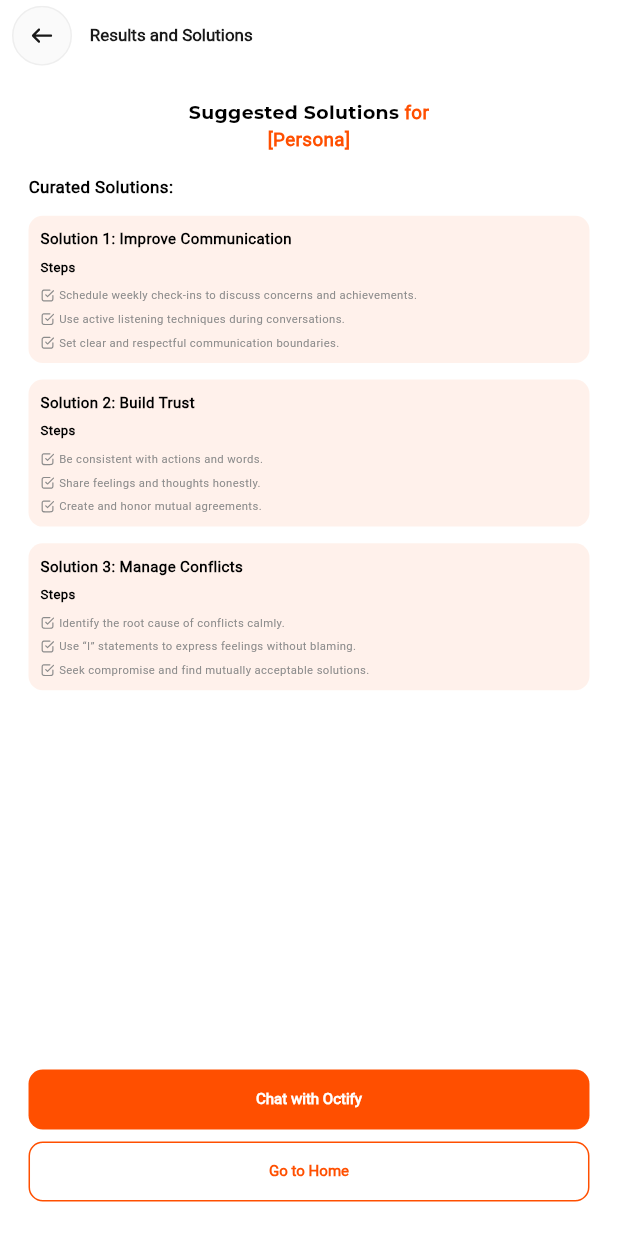
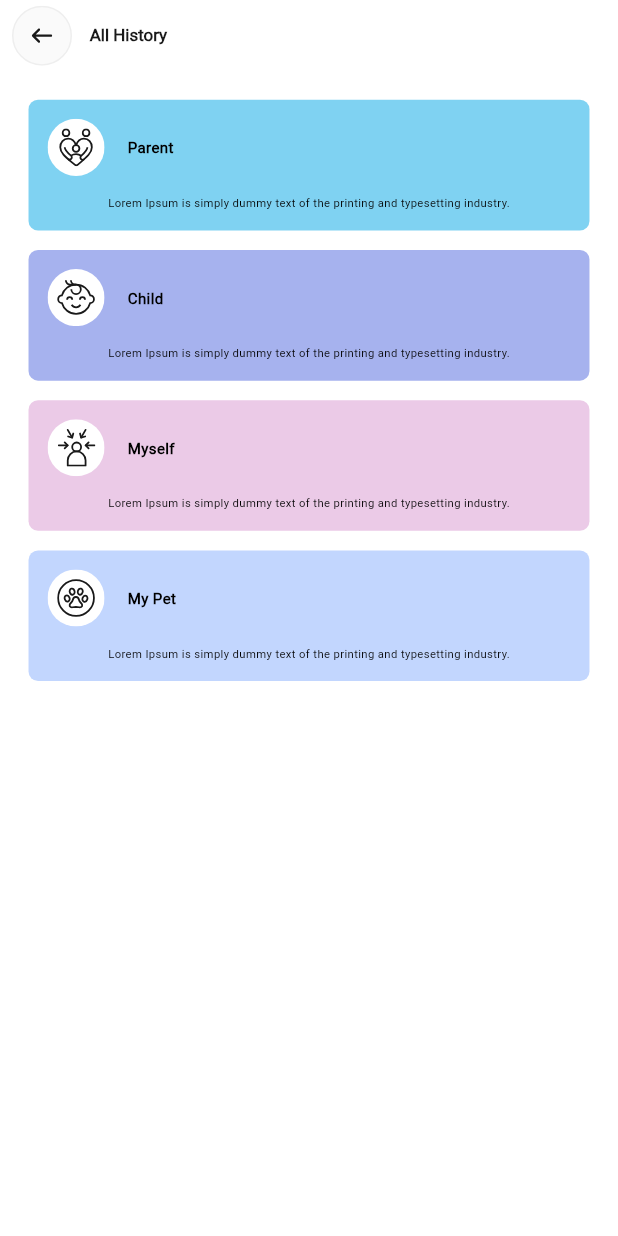
Before and after one commit to AmirmLotfy/octify, a Flutter app: the HomePage screen opened directly, after a tap on "View All", on a phone screen of 412 x 824 dp. Run offline on Flutter 3.47's test engine with Material 3 defaults, Android fonts, the light colour scheme and no system bars; our stand-ins replace circular_countdown_timer, dio, flutter_bloc, flutter_screenutil, flutter_svg, image_picker and 2 more; missing offline and left inert: quick_log; project files that could hold a hidden picture were left out.

Commit message:
add there touch

```diff
--- a/lib/core/theme.dart
+++ b/lib/core/theme.dart
@@ -25,6 +25,7 @@ class AppTheme {
         ),
         appBarTheme: AppBarTheme(
           // centerTitle: true,
+          surfaceTintColor: Colors.transparent,
           titleTextStyle: TextStyle(
             fontSize: 18.sp,
             fontWeight: FontWeight.w600,
--- a/lib/main.dart
+++ b/lib/main.dart
@@ -5,6 +5,7 @@ import 'package:octify/core/logic/helper_methods.dart';
 import 'package:octify/core/theme.dart';
 import 'package:octify/views/auth/login.dart';
 import 'package:octify/views/auth/on_boarding.dart';
+import 'package:octify/views/home/view.dart';
 
 import 'features/service_locator.dart';
 
@@ -33,7 +34,7 @@ class MyApp extends StatelessWidget {
               data: MediaQuery.of(context)
                   .copyWith(textScaler: TextScaler.linear(1.sp)),
               child: child!),
-          home: const LoginView(),
+          home: const OnBoardingView(),
         );
       },
     );
--- /dev/null
+++ b/lib/views/all_history.dart
@@ -0,0 +1,57 @@
+import 'package:flutter/material.dart';
+import 'package:flutter_screenutil/flutter_screenutil.dart';
+import 'package:octify/core/design/second_app_bar.dart';
+
+import 'home/pages/home.dart';
+
+class AllHistoryView extends StatefulWidget {
+  const AllHistoryView({super.key});
+
+  @override
+  State<AllHistoryView> createState() => _AllHistoryViewState();
+}
+
+class _AllHistoryViewState extends State<AllHistoryView> {
+  final list = [
+    HistoryModel(
+        icon: "parent_fill.svg",
+        title: "Parent",
+        body:
+        "Lorem Ipsum is simply dummy text of the printing and typesetting industry.",
+        bgShape: "bgShape",
+        color: const Color(0xff7FD2F2)),
+    HistoryModel(
+        icon: "child_fill.svg",
+        title: "Child",
+        body:
+        "Lorem Ipsum is simply dummy text of the printing and typesetting industry.",
+        bgShape: "bgShape",
+        color: const Color(0xffA6B2EE)),
+    HistoryModel(
+        icon: "my_self_fill.svg",
+        title: "Myself",
+        body:
+        "Lorem Ipsum is simply dummy text of the printing and typesetting industry.",
+        bgShape: "bgShape",
+        color: const Color(0xffEBCAE7)),
+    HistoryModel(
+        icon: "my_pet_fill.svg",
+        title: "My Pet",
+        body:
+        "Lorem Ipsum is simply dummy text of the printing and typesetting industry.",
+        bgShape: "bgShape",
+        color: const Color(0xffC2D6FE)),
+  ];
+  @override
+  Widget build(BuildContext context) {
+    return Scaffold(
+      appBar: const SecondAppBar(text: "All History",),
+      body: ListView.separated(
+        padding: EdgeInsets.all(24.r),
+        itemBuilder: (context, index) => ItemHistory(model: list[index]),
+        separatorBuilder: (context, index) => SizedBox(height: 16.5.h),
+        itemCount: list.length,
+      ),
+    );
+  }
+}
--- a/lib/views/auth/components/login_or_register.dart
+++ b/lib/views/auth/components/login_or_register.dart
@@ -63,8 +63,7 @@ class LoginOrRegister extends StatelessWidget {
                 isLogin
                     ? "Don’t have an account ?"
                     : "Already have an account?",
-                style:
-                    TextStyle(fontWeight: FontWeight.w400, fontSize: 14.sp),
+                style: TextStyle(fontWeight: FontWeight.w400, fontSize: 14.sp),
               ),
               TextButton(
                 onPressed: () {
--- a/lib/views/auth/on_boarding.dart
+++ b/lib/views/auth/on_boarding.dart
@@ -131,8 +131,8 @@ class _OnBoardingViewState extends State<OnBoardingView> {
             navigateTo(const LoginOrRegisterView());
           } else {
             pageController.nextPage(
-              duration: const Duration(milliseconds: 1200),
-              curve: Curves.bounceInOut,
+              duration: const Duration(milliseconds: 600),
+              curve: Curves.fastLinearToSlowEaseIn,
             );
           }
         },
--- a/lib/views/auth/verification.dart
+++ b/lib/views/auth/verification.dart
@@ -125,7 +125,7 @@ class _VerificationViewState extends State<VerificationView> {
                 ),
                 // const Spacer(),
                 CircularCountDownTimer(
-                  duration: 90,
+                  duration: 60,
                   controller: countDownController,
                   width: 50.w,
                   height: 50.h,
--- a/lib/views/challenges.dart
+++ b/lib/views/challenges.dart
@@ -2,12 +2,15 @@ import 'package:flutter/material.dart';
 import 'package:flutter_screenutil/flutter_screenutil.dart';
 import 'package:octify/core/design/app_button.dart';
 import 'package:octify/core/design/app_input.dart';
+import 'package:octify/core/logic/helper_methods.dart';
+import 'package:octify/views/results.dart';
 
 import '../core/design/second_app_bar.dart';
 import '../core/theme.dart';
 
 class ChallengesView extends StatefulWidget {
-  const ChallengesView({super.key});
+  final String personaName;
+  const ChallengesView({super.key, required this.personaName});
 
   @override
   State<ChallengesView> createState() => _ChallengesViewState();
@@ -25,7 +28,7 @@ class _ChallengesViewState extends State<ChallengesView> {
   ];
 
   int? selectedIndex;
-
+  //todo: make it multi select and can also write challenge
   @override
   Widget build(BuildContext context) {
     return Scaffold(
@@ -46,7 +49,7 @@ class _ChallengesViewState extends State<ChallengesView> {
                 children: [
                   const TextSpan(text: "1. What challenges are you\n"),
                   TextSpan(
-                      text: "facing with [Persona]?",
+                      text: "facing with ${widget.personaName}?",
                       style: TextStyle(color: Theme.of(context).primaryColor)),
                 ],
               ),
@@ -108,7 +111,9 @@ class _ChallengesViewState extends State<ChallengesView> {
       bottomNavigationBar: AppButton(
         text: "Analyze",
         type: ButtonType.bottomNav,
-        onPress: () {},
+        onPress: () {
+          navigateTo(ResultsView(title: widget.personaName));
+        },
       ),
     );
   }
--- a/lib/views/chat.dart
+++ b/lib/views/chat.dart
@@ -29,6 +29,7 @@ class _ChatViewState extends State<ChatView> {
   final sendMessageBloc = KiwiContainer().resolve<SendMessageBloc>();
   var inputDirection = TextDirection.ltr;
 
+  // todo: need network error or server error
   @override
   Widget build(BuildContext context) {
     return Scaffold(
@@ -36,6 +37,7 @@ class _ChatViewState extends State<ChatView> {
         leading: const AppBack(),
         title: Row(
           children: [
+            // todo: change this for app logo
             AppImage(
               "chatbot.svg",
               height: 32.h,
--- a/lib/views/dialogs/logout.dart
+++ b/lib/views/dialogs/logout.dart
@@ -30,7 +30,7 @@ class LogoutDialog extends StatelessWidget {
         Row(
           children: [
             Expanded(
-              child: OutlinedButton(
+              child: FilledButton(
                 onPressed: () {
                   navigateTo(const LoginView());
                 },
@@ -39,7 +39,7 @@ class LogoutDialog extends StatelessWidget {
             ),
             SizedBox(width: 16.w),
             Expanded(
-              child: FilledButton(
+              child: OutlinedButton(
                 onPressed: () {
                   Navigator.pop(context);
                 },
--- a/lib/views/home/pages/create_persona.dart
+++ b/lib/views/home/pages/create_persona.dart
@@ -1,6 +1,8 @@
 import 'package:flutter/material.dart';
 import 'package:flutter_screenutil/flutter_screenutil.dart';
 import 'package:octify/core/design/app_image.dart';
+import 'package:octify/core/logic/helper_methods.dart';
+import 'package:octify/views/select_persona.dart';
 
 class CreatePersonaPage extends StatelessWidget {
   const CreatePersonaPage({super.key});
@@ -24,7 +26,9 @@ class CreatePersonaPage extends StatelessWidget {
             SizedBox(height: 32.h),
             FilledButton.icon(
               icon: const AppImage("add.svg"),
-              onPressed: () {},
+              onPressed: () {
+                navigateTo(SelectPersonaView());
+              },
               label: const Text("Create Persona"),
             )
           ],
--- a/lib/views/home/pages/home.dart
+++ b/lib/views/home/pages/home.dart
@@ -3,6 +3,8 @@ import 'package:flutter_screenutil/flutter_screenutil.dart';
 import 'package:octify/core/design/app_image.dart';
 import 'package:octify/core/logic/helper_methods.dart';
 import 'package:octify/views/results.dart';
+
+import '../../all_history.dart';
 
 class HomePage extends StatefulWidget {
   const HomePage({super.key});
@@ -13,28 +15,28 @@ class HomePage extends StatefulWidget {
 
 class _HomePageState extends State<HomePage> {
   final list = [
-    _Model(
+    HistoryModel(
         icon: "parent_fill.svg",
         title: "Parent",
         body:
             "Lorem Ipsum is simply dummy text of the printing and typesetting industry.",
         bgShape: "bgShape",
         color: const Color(0xff7FD2F2)),
-    _Model(
+    HistoryModel(
         icon: "child_fill.svg",
         title: "Child",
         body:
             "Lorem Ipsum is simply dummy text of the printing and typesetting industry.",
         bgShape: "bgShape",
         color: const Color(0xffA6B2EE)),
-    _Model(
+    HistoryModel(
         icon: "my_self_fill.svg",
         title: "Myself",
         body:
             "Lorem Ipsum is simply dummy text of the printing and typesetting industry.",
         bgShape: "bgShape",
         color: const Color(0xffEBCAE7)),
-    _Model(
+    HistoryModel(
         icon: "my_pet_fill.svg",
         title: "My Pet",
         body:
@@ -53,6 +55,7 @@ class _HomePageState extends State<HomePage> {
               padding: EdgeInsets.symmetric(horizontal: 24.w),
               child: Row(
                 children: [
+                  // todo show user image if founded else show the first char of his name
                   Container(
                     height: 48.h,
                     width: 48.h,
@@ -112,7 +115,7 @@ class _HomePageState extends State<HomePage> {
                 ),
                 TextButton(
                     onPressed: () {
-                      navigateTo(ResultsView());
+                      navigateTo(AllHistoryView());
                     },
                     child: const Text("View All"))
               ],
@@ -121,7 +124,7 @@ class _HomePageState extends State<HomePage> {
             Expanded(
               child: ListView.separated(
                 // padding: EdgeInsets.all(24.r),
-                itemBuilder: (context, index) => _Item(model: list[index]),
+                itemBuilder: (context, index) => ItemHistory(model: list[index]),
                 separatorBuilder: (context, index) => SizedBox(height: 16.5.h),
                 itemCount: list.length,
               ),
@@ -133,11 +136,11 @@ class _HomePageState extends State<HomePage> {
   }
 }
 
-class _Model {
+class HistoryModel {
   final String icon, title, body, bgShape;
   final Color color;
 
-  _Model(
+  HistoryModel(
       {required this.icon,
       required this.title,
       required this.body,
@@ -145,14 +148,18 @@ class _Model {
       required this.color});
 }
 
-class _Item extends StatelessWidget {
-  final _Model model;
+class ItemHistory extends StatelessWidget {
+  final HistoryModel model;
 
-  const _Item({required this.model});
+  const ItemHistory({super.key, required this.model});
 
   @override
   Widget build(BuildContext context) {
-    return Container(
+    return GestureDetector(
+      onTap: () {
+        navigateTo(ResultsView(title: model.title,));
+      },
+      child: Container(
         padding: EdgeInsets.all(16.r),
         decoration: BoxDecoration(
           borderRadius: BorderRadius.circular(8.r),
@@ -187,6 +194,7 @@ class _Item extends StatelessWidget {
             ),
           ],
         ),
+      ),
     );
   }
 }
--- a/lib/views/home/pages/settings.dart
+++ b/lib/views/home/pages/settings.dart
@@ -47,6 +47,7 @@ class SettingsPage extends StatelessWidget {
                 onPress: () {
                   navigateTo(const HelpView());
                 }),
+            // todo: wait for rate us item to made in UI
             _Item(
                 text: "Logout",
                 image: "logout.svg",
--- a/lib/views/results.dart
+++ b/lib/views/results.dart
@@ -10,7 +10,8 @@ import 'package:octify/views/home/view.dart';
 import '../core/design/second_app_bar.dart';
 
 class ResultsView extends StatefulWidget {
-  const ResultsView({super.key});
+  final String title;
+  const ResultsView({super.key, required this.title});
 
   @override
   State<ResultsView> createState() => _ResultsViewState();
@@ -62,7 +63,7 @@ class _ResultsViewState extends State<ResultsView> {
                 children: [
                   const TextSpan(text: "Suggested Solutions"),
                   TextSpan(
-                      text: " for\n[Persona]",
+                      text: " to deal with \n ${widget.title}",
                       style: TextStyle(color: Theme.of(context).primaryColor)),
                 ],
               ),
--- a/lib/views/select_persona.dart
+++ b/lib/views/select_persona.dart
@@ -2,6 +2,8 @@ import 'package:flutter/material.dart';
 import 'package:flutter_screenutil/flutter_screenutil.dart';
 import 'package:octify/core/design/app_image.dart';
 import 'package:octify/core/design/app_input.dart';
+import 'package:octify/core/logic/helper_methods.dart';
+import 'package:octify/views/tell_about_persona.dart';
 
 import '../core/design/second_app_bar.dart';
 
@@ -64,6 +66,7 @@ class _SelectPersonaViewState extends State<SelectPersonaView> {
               ),
             ),
             SizedBox(height: 24.h),
+            // todo: hide button until the user write in the input
             const AppInput(
               label: "Other Persona",
               hint: "Enter other persona",
@@ -90,7 +93,11 @@ class _Item extends StatelessWidget {
 
   @override
   Widget build(BuildContext context) {
-    return Container(
+    return GestureDetector(
+      onTap: () {
+        navigateTo(TellAboutPersonaView(personaName: model.text,));
+      },
+      child: Container(
         padding: EdgeInsets.all(16.r),
         decoration: BoxDecoration(
           color: model.color,
@@ -113,6 +120,7 @@ class _Item extends StatelessWidget {
             )
           ],
         ),
+      ),
     );
   }
 }
--- a/lib/views/settings/help.dart
+++ b/lib/views/settings/help.dart
@@ -44,6 +44,7 @@ class HelpView extends StatelessWidget {
                     color: const Color(0xff8C8C8C)),
               ),
               SizedBox(height: 8.h),
+              // todo: make email clickable
               Row(
                 children: [
                   Text(
@@ -64,6 +65,7 @@ class HelpView extends StatelessWidget {
                   )),
                 ],
               ),
+              // todo: make phone clickable
               Row(
                 children: [
                   Text(
```
Also changed, not shown: lib/views/auth/login.dart (+14 -13 lines), lib/views/settings/notifications.dart (+9 -7 lines), lib/views/settings/profile.dart (+10 -10 lines), lib/views/tell_about_persona.dart (+20 -14 lines). Lines whose indentation alone changed are shown as unchanged.
